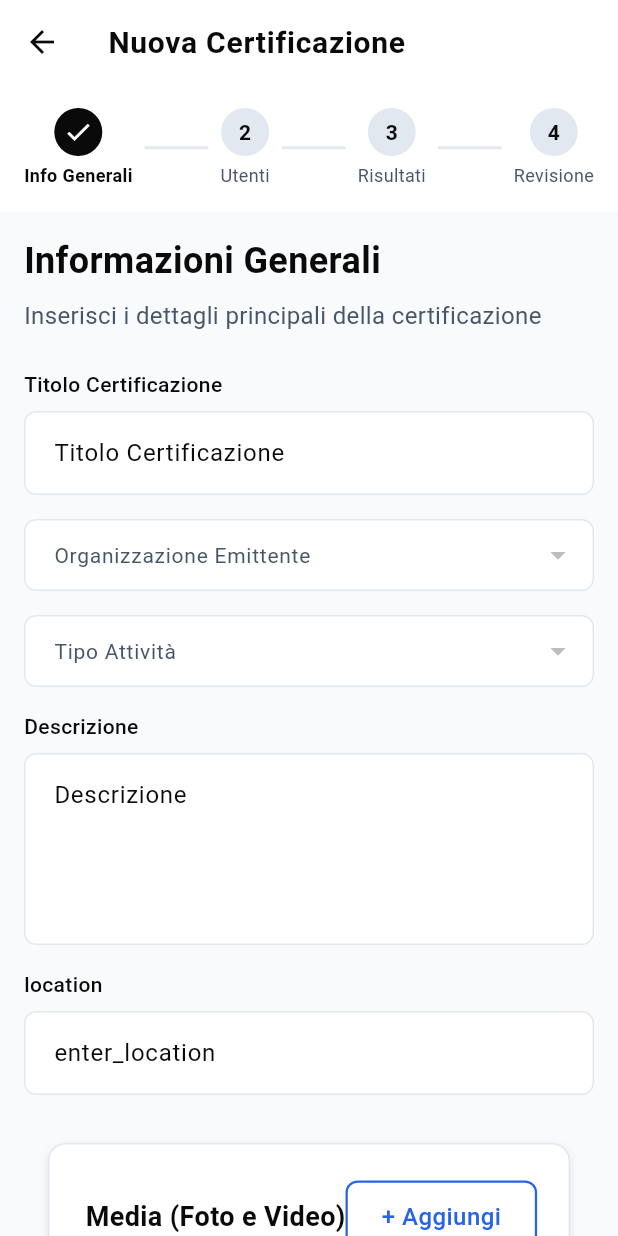
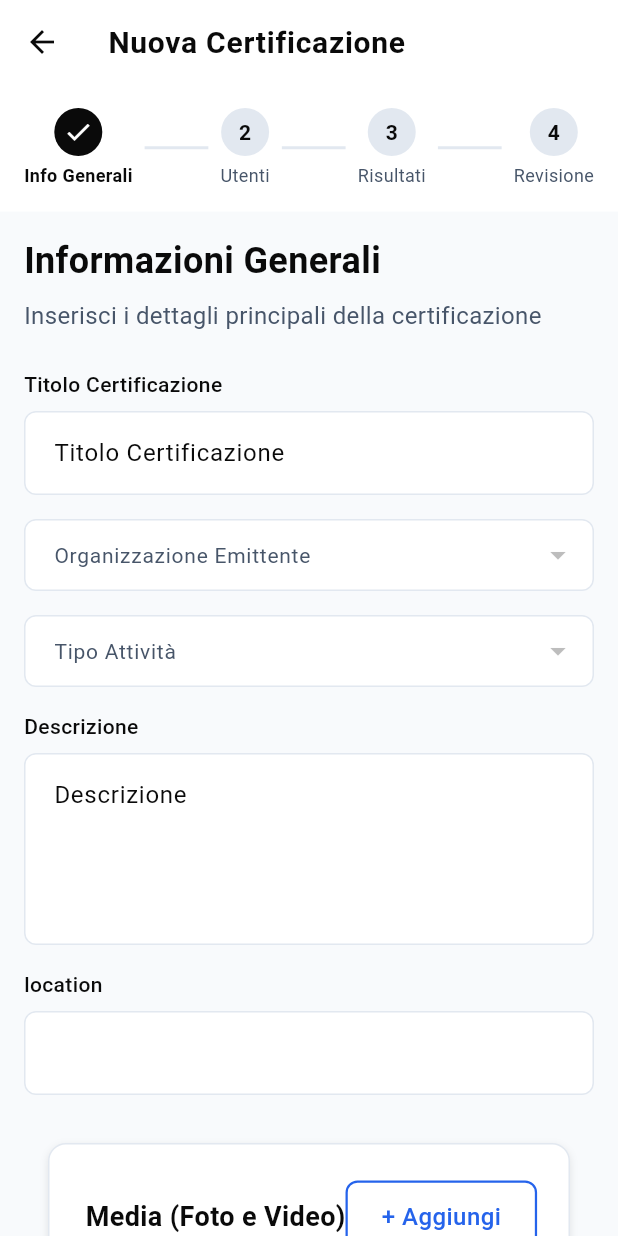
Before and after one commit to marconisoftwarw/jetcv-enterprise, a Flutter app: the CreateCertificationScreen screen opened by its route, on a phone screen of 412 x 824 dp. Run offline on Flutter 3.47's test engine with Material 3 defaults, Android fonts, the phone set to English and light mode, and no system bars; our stand-ins replace geolocator, image_picker, shared_preferences, supabase_flutter; accounts and stored records are empty; network calls fail.

Commit message:
fix code

```diff
--- a/lib/l10n/app_localizations.dart
+++ b/lib/l10n/app_localizations.dart
@@ -265,7 +265,7 @@ class AppLocalizations {
       'certification_code': 'Code',
       'certification_detail': 'Detail',
       'certification_media': 'Media',
-      'certification_location': 'Location',
+      'certification_location': 'Luogo',
       'certification_timestamp': 'Timestamp',
       'certification_description': 'Description',
       'certification_attachments': 'Attachments',
--- a/lib/screens/certification/create_certification_screen.dart
+++ b/lib/screens/certification/create_certification_screen.dart
@@ -518,7 +518,6 @@ class _CreateCertificationScreenState extends State<CreateCertificationScreen> {
             LinkedInTextField(
               controller: _locationController,
               label: l10n.getString('location'),
-              hintText: l10n.getString('enter_location'),
               validator: (value) {
                 if (value == null || value.isEmpty) {
                   return 'Inserisci il luogo della certificazione';
```
Lines whose indentation alone changed are shown as unchanged.
